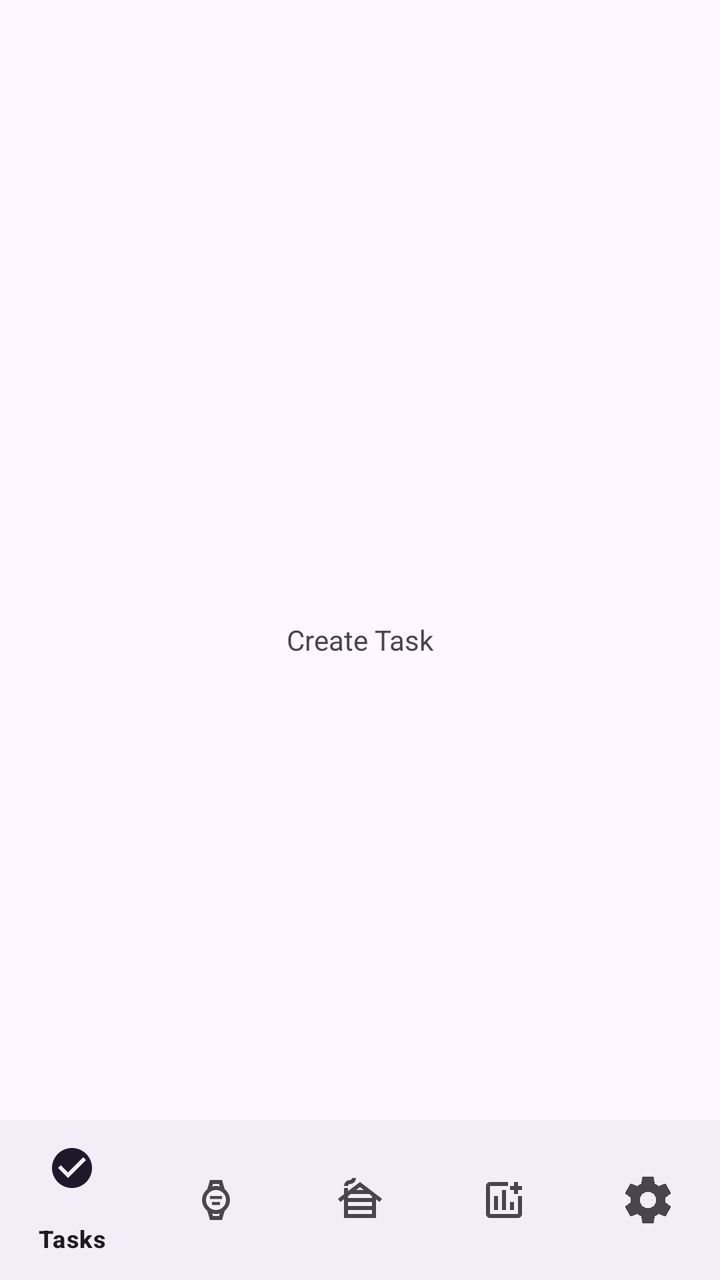
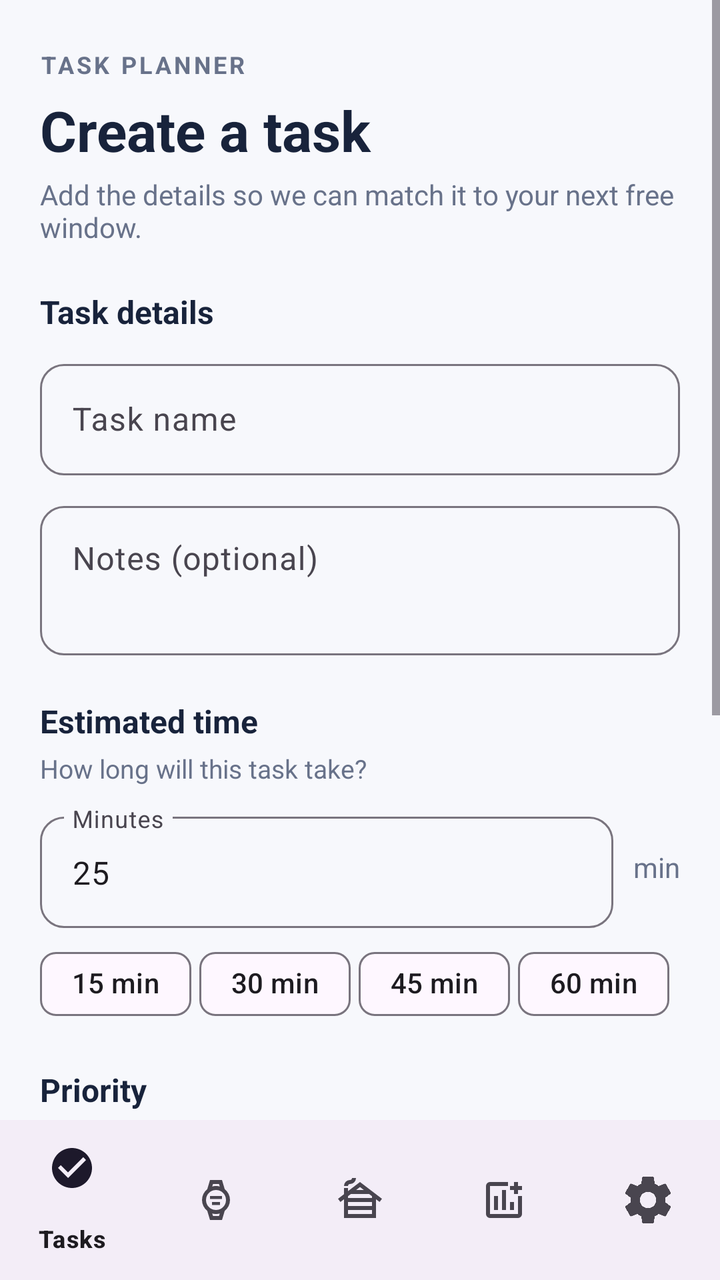

Two renders of the same Android screen: before a commit and after it. Below are the layout's source before the change and the commit's diff.
<!-- AndroidManifest.xml: application theme Theme.TaskEase -->
<!-- res/layout/activity_create_task.xml -->
<?xml version="1.0" encoding="utf-8"?>
<androidx.constraintlayout.widget.ConstraintLayout xmlns:android="http://schemas.android.com/apk/res/android"
    xmlns:app="http://schemas.android.com/apk/res-auto"
    xmlns:tools="http://schemas.android.com/tools"
    android:id="@+id/main"
    android:layout_width="match_parent"
    android:layout_height="match_parent"
    tools:context=".CreateTaskActivity">

    <TextView
        android:layout_width="100sp"
        android:layout_height="74sp"
        android:text="Create Task"
        android:gravity="center"
        app:layout_constraintBottom_toBottomOf="parent"
        app:layout_constraintEnd_toEndOf="parent"
        app:layout_constraintStart_toStartOf="parent"
        app:layout_constraintTop_toTopOf="parent"/>

    <com.google.android.material.bottomnavigation.BottomNavigationView
        android:id="@+id/bottomNav"
        android:layout_width="0dp"
        android:layout_height="wrap_content"
        app:menu="@menu/bottom_nav_menu"
        app:layout_constraintBottom_toBottomOf="parent"
        app:layout_constraintEnd_toEndOf="parent"
        app:layout_constraintStart_toStartOf="parent" />
</androidx.constraintlayout.widget.ConstraintLayout>
<!-- resources referenced by this layout -->
<resources>
  <style name="Theme.TaskEase" parent="Base.Theme.TaskEase" />
  <style name="Base.Theme.TaskEase" parent="Theme.Material3.DayNight.NoActionBar">
          
          
      </style>
</resources>

<!-- the commit's change to res/layout/activity_create_task.xml (unified diff, before → after) -->
@@ -5,17 +5,339 @@
     android:id="@+id/main"
     android:layout_width="match_parent"
     android:layout_height="match_parent"
+    android:background="#F7F8FC"
     tools:context=".CreateTaskActivity">
 
-    <TextView
-        android:layout_width="100sp"
-        android:layout_height="74sp"
-        android:text="Create Task"
-        android:gravity="center"
-        app:layout_constraintBottom_toBottomOf="parent"
-        app:layout_constraintEnd_toEndOf="parent"
+    <ScrollView
+        android:id="@+id/taskFormScroll"
+        android:layout_width="0dp"
+        android:layout_height="0dp"
+        android:fillViewport="true"
+        android:clipToPadding="false"
+        app:layout_constraintTop_toTopOf="parent"
+        app:layout_constraintBottom_toTopOf="@id/bottomNav"
         app:layout_constraintStart_toStartOf="parent"
-        app:layout_constraintTop_toTopOf="parent"/>
+        app:layout_constraintEnd_toEndOf="parent">
+
+        <LinearLayout
+            android:layout_width="match_parent"
+            android:layout_height="wrap_content"
+            android:orientation="vertical"
+            android:paddingStart="20dp"
+            android:paddingTop="24dp"
+            android:paddingEnd="20dp"
+            android:paddingBottom="32dp">
+
+            <TextView
+                android:layout_width="wrap_content"
+                android:layout_height="wrap_content"
+                android:text="TASK PLANNER"
+                android:textColor="#68728A"
+                android:textSize="12sp"
+                android:textStyle="bold"
+                android:letterSpacing="0.12" />
+
+            <TextView
+                android:layout_width="match_parent"
+                android:layout_height="wrap_content"
+                android:layout_marginTop="6dp"
+                android:text="Create a task"
+                android:textColor="#18233B"
+                android:textSize="28sp"
+                android:textStyle="bold" />
+
+            <TextView
+                android:layout_width="match_parent"
+                android:layout_height="wrap_content"
+                android:layout_marginTop="4dp"
+                android:layout_marginBottom="22dp"
+                android:text="Add the details so we can match it to your next free window."
+                android:textColor="#68728A"
+                android:textSize="14sp" />
+
+            <TextView
+                android:layout_width="wrap_content"
+                android:layout_height="wrap_content"
+                android:text="Task details"
+                android:textColor="#18233B"
+                android:textSize="16sp"
+                android:textStyle="bold" />
+
+            <com.google.android.material.textfield.TextInputLayout
+                android:id="@+id/taskTitleLayout"
+                style="@style/Widget.Material3.TextInputLayout.OutlinedBox"
+                android:layout_width="match_parent"
+                android:layout_height="wrap_content"
+                android:layout_marginTop="10dp"
+                android:hint="Task name"
+                app:boxCornerRadiusBottomEnd="12dp"
+                app:boxCornerRadiusBottomStart="12dp"
+                app:boxCornerRadiusTopEnd="12dp"
+                app:boxCornerRadiusTopStart="12dp">
+
+                <com.google.android.material.textfield.TextInputEditText
+                    android:id="@+id/etTaskTitle"
+                    android:layout_width="match_parent"
+                    android:layout_height="wrap_content"
+                    android:imeOptions="actionNext"
+                    android:inputType="textCapSentences"
+                    android:maxLines="1" />
+            </com.google.android.material.textfield.TextInputLayout>
+
+            <com.google.android.material.textfield.TextInputLayout
+                android:id="@+id/durationInputLayout"
+                style="@style/Widget.Material3.TextInputLayout.OutlinedBox"
+                android:layout_width="match_parent"
+                android:layout_height="wrap_content"
+                android:layout_marginTop="10dp"
+                android:hint="Notes (optional)"
+                app:boxCornerRadiusBottomEnd="12dp"
+                app:boxCornerRadiusBottomStart="12dp"
+                app:boxCornerRadiusTopEnd="12dp"
+                app:boxCornerRadiusTopStart="12dp">
+
+                <com.google.android.material.textfield.TextInputEditText
+                    android:id="@+id/etTaskNotes"
+                    android:layout_width="match_parent"
+                    android:layout_height="wrap_content"
+                    android:gravity="top|start"
+                    android:inputType="textCapSentences|textMultiLine"
+                    android:minLines="2"
+                    android:maxLines="4" />
+            </com.google.android.material.textfield.TextInputLayout>
+
+            <TextView
+                android:layout_width="wrap_content"
+                android:layout_height="wrap_content"
+                android:layout_marginTop="22dp"
+                android:text="Estimated time"
+                android:textColor="#18233B"
+                android:textSize="16sp"
+                android:textStyle="bold" />
+
+            <TextView
+                android:layout_width="wrap_content"
+                android:layout_height="wrap_content"
+                android:layout_marginTop="4dp"
+                android:text="How long will this task take?"
+                android:textColor="#68728A"
+                android:textSize="13sp" />
+
+            <LinearLayout
+                android:layout_width="match_parent"
+                android:layout_height="wrap_content"
+                android:layout_marginTop="10dp"
+                android:gravity="center_vertical"
+                android:orientation="horizontal">
+
+                <com.google.android.material.textfield.TextInputLayout
+                    style="@style/Widget.Material3.TextInputLayout.OutlinedBox"
+                    android:layout_width="0dp"
+                    android:layout_height="wrap_content"
+                    android:layout_weight="1"
+                    android:hint="Minutes"
+                    app:boxCornerRadiusBottomEnd="12dp"
+                    app:boxCornerRadiusBottomStart="12dp"
+                    app:boxCornerRadiusTopEnd="12dp"
+                    app:boxCornerRadiusTopStart="12dp">
+
+                    <com.google.android.material.textfield.TextInputEditText
+                        android:id="@+id/etDuration"
+                        android:layout_width="match_parent"
+                        android:layout_height="wrap_content"
+                        android:inputType="number"
+                        android:selectAllOnFocus="true"
+                        android:text="25" />
+                </com.google.android.material.textfield.TextInputLayout>
+
+                <TextView
+                    android:layout_width="wrap_content"
+                    android:layout_height="wrap_content"
+                    android:layout_marginStart="10dp"
+                    android:text="min"
+                    android:textColor="#68728A"
+                    android:textSize="14sp" />
+            </LinearLayout>
+
+            <com.google.android.material.chip.ChipGroup
+                android:id="@+id/durationChips"
+                android:layout_width="match_parent"
+                android:layout_height="wrap_content"
+                android:layout_marginTop="4dp"
+                app:chipSpacingHorizontal="4dp"
+                app:singleLine="true"
+                app:selectionRequired="false"
+                app:singleSelection="false">
+
+                <com.google.android.material.chip.Chip
+                    android:id="@+id/chip15Min"
+                    style="@style/Widget.Material3.Chip.Assist"
+                    android:layout_width="wrap_content"
+                    android:layout_height="wrap_content"
+                    android:text="15 min" />
+
+                <com.google.android.material.chip.Chip
+                    android:id="@+id/chip30Min"
+                    style="@style/Widget.Material3.Chip.Assist"
+                    android:layout_width="wrap_content"
+                    android:layout_height="wrap_content"
+                    android:text="30 min" />
+
+                <com.google.android.material.chip.Chip
+                    android:id="@+id/chip45Min"
+                    style="@style/Widget.Material3.Chip.Assist"
+                    android:layout_width="wrap_content"
+                    android:layout_height="wrap_content"
+                    android:text="45 min" />
+
+                <com.google.android.material.chip.Chip
+                    android:id="@+id/chip60Min"
+                    style="@style/Widget.Material3.Chip.Assist"
+                    android:layout_width="wrap_content"
+                    android:layout_height="wrap_content"
+                    android:text="60 min" />
+            </com.google.android.material.chip.ChipGroup>
+
+            <TextView
+                android:layout_width="wrap_content"
+                android:layout_height="wrap_content"
+                android:layout_marginTop="18dp"
+                android:text="Priority"
+                android:textColor="#18233B"
+                android:textSize="16sp"
+                android:textStyle="bold" />
+
+            <RadioGroup
+                android:id="@+id/priorityGroup"
+                android:layout_width="match_parent"
+                android:layout_height="wrap_content"
+                android:orientation="horizontal">
+
+                <RadioButton
+                    android:id="@+id/radioPriorityLow"
+                    android:layout_width="0dp"
+                    android:layout_height="wrap_content"
+                    android:layout_weight="1"
+                    android:buttonTint="#68728A"
+                    android:text="Low"
+                    android:textColor="#36415A" />
+
+                <RadioButton
+                    android:id="@+id/radioPriorityMedium"
+                    android:layout_width="0dp"
+                    android:layout_height="wrap_content"
+                    android:layout_weight="1"
+                    android:buttonTint="#68728A"
+                    android:checked="true"
+                    android:text="Medium"
+                    android:textColor="#36415A" />
+
+                <RadioButton
+                    android:id="@+id/radioPriorityHigh"
+                    android:layout_width="0dp"
+                    android:layout_height="wrap_content"
+                    android:layout_weight="1"
+                    android:buttonTint="#68728A"
+                    android:text="High"
+                    android:textColor="#36415A" />
+            </RadioGroup>
+
+            <TextView
+                android:layout_width="wrap_content"
+                android:layout_height="wrap_content"
+                android:layout_marginTop="10dp"
+                android:text="Energy needed"
+                android:textColor="#18233B"
+                android:textSize="16sp"
+                android:textStyle="bold" />
+
+            <RadioGroup
+                android:id="@+id/energyGroup"
+                android:layout_width="match_parent"
+                android:layout_height="wrap_content"
+                android:orientation="horizontal">
+
+                <RadioButton
+                    android:id="@+id/radioEnergyLow"
+                    android:layout_width="0dp"
+                    android:layout_height="wrap_content"
+                    android:layout_weight="1"
+                    android:buttonTint="#68728A"
+                    android:text="Light"
+                    android:textColor="#36415A" />
+
+                <RadioButton
+                    android:id="@+id/radioEnergyMedium"
+                    android:layout_width="0dp"
+                    android:layout_height="wrap_content"
+                    android:layout_weight="1"
+                    android:buttonTint="#68728A"
+                    android:checked="true"
+                    android:text="Moderate"
+                    android:textColor="#36415A" />
+
+                <RadioButton
+                    android:id="@+id/radioEnergyHigh"
+                    android:layout_width="0dp"
+                    android:layout_height="wrap_content"
+                    android:layout_weight="1"
+                    android:buttonTint="#68728A"
+                    android:text="High"
+                    android:textColor="#36415A" />
+            </RadioGroup>
+
+            <TextView
+                android:layout_width="wrap_content"
+                android:layout_height="wrap_content"
+                android:layout_marginTop="10dp"
+                android:text="Category"
+                android:textColor="#18233B"
+                android:textSize="16sp"
+                android:textStyle="bold" />
+
+            <com.google.android.material.chip.ChipGroup
+                android:id="@+id/categoryGroup"
+                android:layout_width="match_parent"
+                android:layout_height="wrap_content"
+                android:layout_marginTop="2dp"
+                app:chipSpacingHorizontal="8dp"
+                app:singleSelection="true"
+                app:selectionRequired="true">
+
+                <com.google.android.material.chip.Chip
+                    android:id="@+id/chipAcademic"
+                    style="@style/Widget.Material3.Chip.Filter"
+                    android:layout_width="wrap_content"
+                    android:layout_height="wrap_content"
+                    android:checked="true"
+                    android:text="Academic" />
+
+                <com.google.android.material.chip.Chip
+                    android:id="@+id/chipPersonal"
+                    style="@style/Widget.Material3.Chip.Filter"
+                    android:layout_width="wrap_content"
+                    android:layout_height="wrap_content"
+                    android:text="Personal" />
+
+                <com.google.android.material.chip.Chip
+                    android:id="@+id/chipOrg"
+                    style="@style/Widget.Material3.Chip.Filter"
+                    android:layout_width="wrap_content"
+                    android:layout_height="wrap_content"
+                    android:text="Org" />
+            </com.google.android.material.chip.ChipGroup>
+
+            <com.google.android.material.button.MaterialButton
+                android:id="@+id/btnCreateTask"
+                android:layout_width="match_parent"
+                android:layout_height="56dp"
+                android:layout_marginTop="24dp"
+                android:text="Save Task"
+                android:textAllCaps="false"
+                android:textSize="16sp"
+                app:cornerRadius="14dp" />
+        </LinearLayout>
+    </ScrollView>
 
     <com.google.android.material.bottomnavigation.BottomNavigationView
         android:id="@+id/bottomNav"
@@ -25,4 +347,5 @@
         app:layout_constraintBottom_toBottomOf="parent"
         app:layout_constraintEnd_toEndOf="parent"
         app:layout_constraintStart_toStartOf="parent" />
+
 </androidx.constraintlayout.widget.ConstraintLayout>
